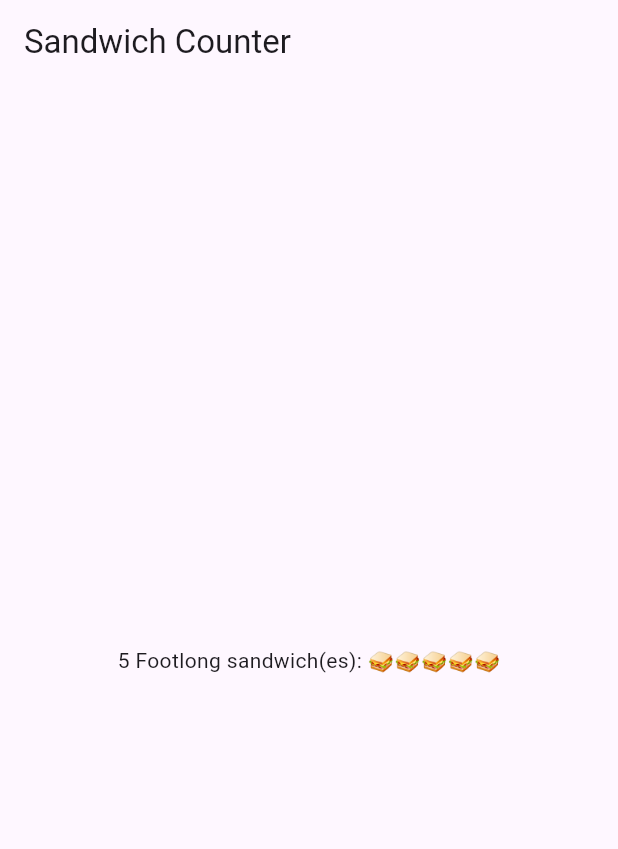
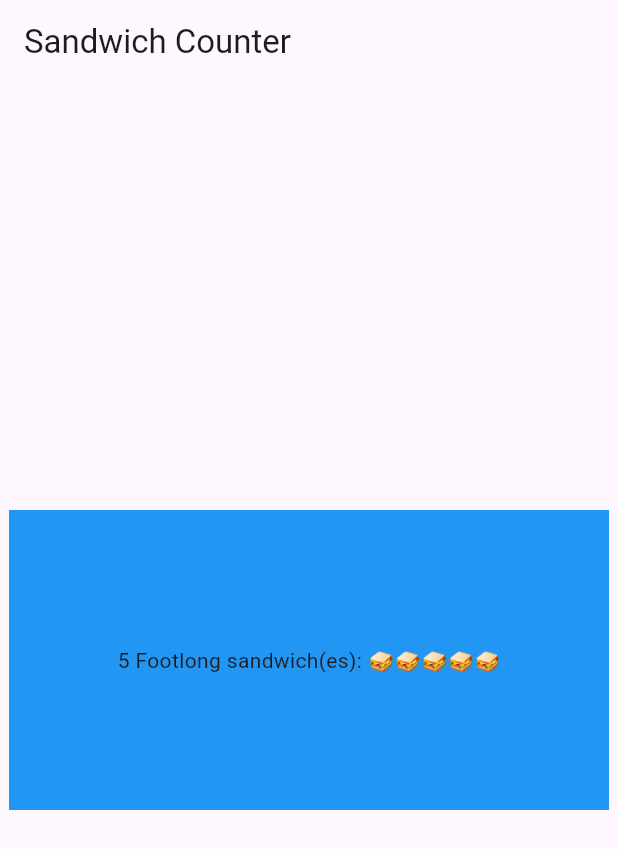
Before and after one commit to Johnahmad341/sandwich_shop, a Flutter app: the screen it shows after launch, on a phone screen of 412 x 824 dp. Shown: the top 849 px of the screen. Run offline on Flutter 3.47's test engine with Material 3 defaults, Android fonts, the phone set to English and light mode, and no system bars.

Commit message:
Q2 done; sucessfully added a container to our message in the middle. Our message in the middle is centred in the container as well

```diff
--- a/lib/main.dart
+++ b/lib/main.dart
@@ -13,8 +13,11 @@ class App extends StatelessWidget {
       title: 'Sandwich Shop App',
       home: Scaffold(
         appBar: AppBar(title:const Text('Sandwich Counter')),
-        body: const Center(
-          child: OrderItemDisplay(5, 'Footlong'),
+        body: Center(
+          child: Container(width:400,
+            height:200,
+            color: Colors.blue,
+            child: OrderItemDisplay(5, 'Footlong')),
         ),
         )
       );
@@ -29,7 +32,8 @@ class OrderItemDisplay extends StatelessWidget {
 
   @override
   Widget build(BuildContext context) {
-    return Text('$quantity $itemType sandwich(es): ${'🥪' * quantity}');
+    return Center(child:
+            Text('$quantity $itemType sandwich(es): ${'🥪' * quantity}'));
   }
 }
 
```
